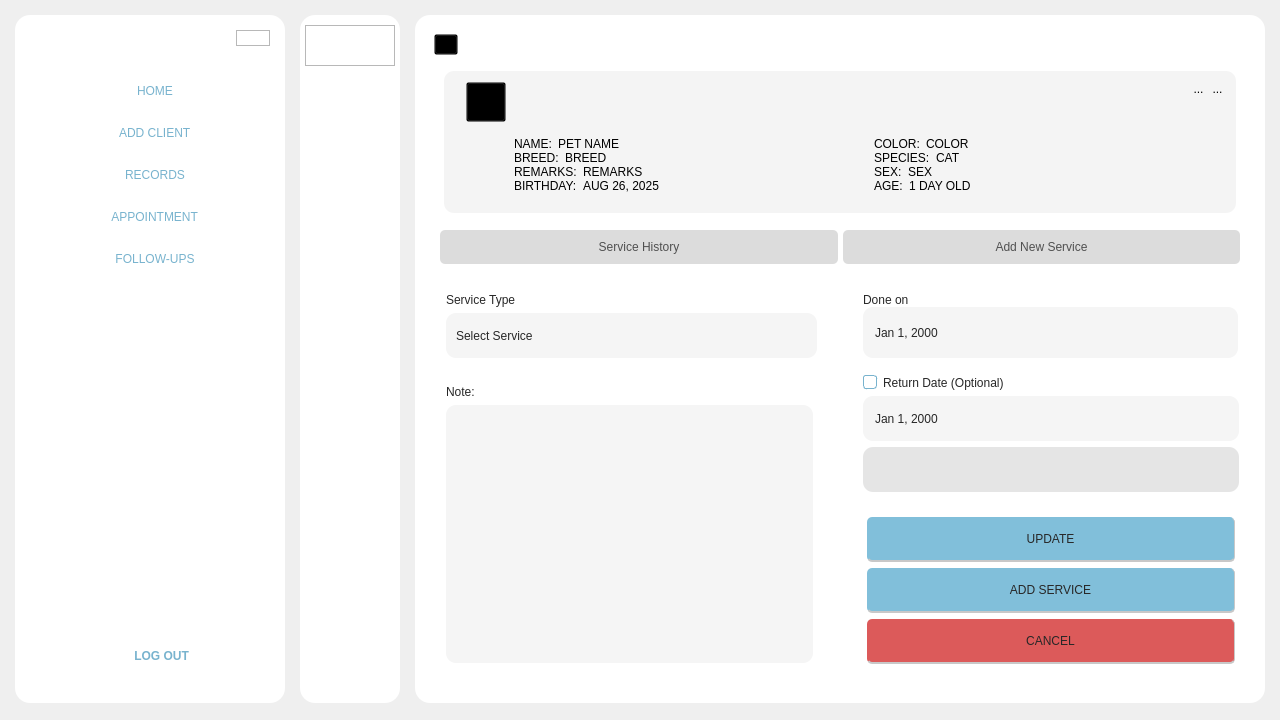
Old version of the form Desktop_Application/Frontend/Home.ui in the repository DreddVDomasian/Petmate-Desktop-Application.
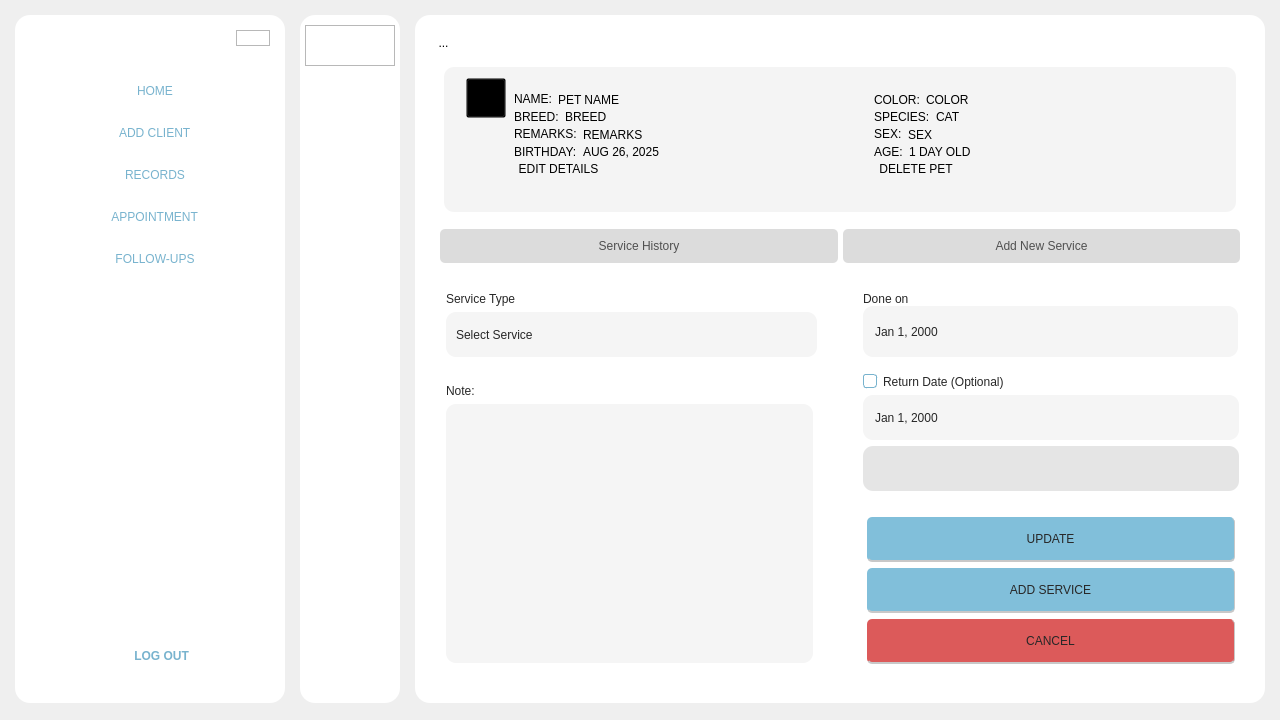
New version of the form. The open tabs and pages were chosen to show the change. Icons and pictures are not drawn.

Commit message:
Update UI for patient and pet profile actions
Refactored Home.ui and PatientCard.ui to improve layout and styling, added new icons for edit and delete actions, and updated resource files accordingly. Enhanced button appearance and replaced UpdateIcon with EditProfile icon for edit actions, and introduced separate delete icons for better clarity.

```diff
--- a/Desktop_Application/Frontend/Home.ui
+++ b/Desktop_Application/Frontend/Home.ui
@@ -6207,7 +6207,8 @@
                     <cursorShape>PointingHandCursor</cursorShape>
                    </property>
                    <property name="styleSheet">
-                    <string notr="true">background:transparent;</string>
+                    <string notr="true">background-color:transparent;
+border:none;</string>
                    </property>
                    <property name="text">
                     <string>...</string>
@@ -6279,7 +6280,7 @@
                            <number>0</number>
                           </property>
                           <property name="bottomMargin">
-                           <number>10</number>
+                           <number>50</number>
                           </property>
                           <item alignment="Qt::AlignTop">
                            <widget class="QFrame" name="frame_17">
@@ -6358,6 +6359,21 @@
                              <enum>QFrame::Raised</enum>
                             </property>
                             <layout class="QVBoxLayout" name="verticalLayout_26">
+                             <property name="spacing">
+                              <number>0</number>
+                             </property>
+                             <property name="leftMargin">
+                              <number>0</number>
+                             </property>
+                             <property name="topMargin">
+                              <number>0</number>
+                             </property>
+                             <property name="rightMargin">
+                              <number>0</number>
+                             </property>
+                             <property name="bottomMargin">
+                              <number>0</number>
+                             </property>
                              <item>
                               <widget class="QLabel" name="petProfileIcon">
                                <property name="maximumSize">
@@ -6409,7 +6425,7 @@
                          </property>
                          <layout class="QVBoxLayout" name="verticalLayout_25">
                           <property name="spacing">
-                           <number>40</number>
+                           <number>0</number>
                           </property>
                           <property name="leftMargin">
                            <number>0</number>
@@ -6457,76 +6473,6 @@
                              <property name="bottomMargin">
                               <number>0</number>
                              </property>
-                             <item alignment="Qt::AlignRight">
-                              <widget class="QFrame" name="frame_57">
-                               <property name="styleSheet">
-                                <string notr="true">background:transparent;</string>
-                               </property>
-                               <property name="frameShape">
-                                <enum>QFrame::StyledPanel</enum>
-                               </property>
-                               <property name="frameShadow">
-                                <enum>QFrame::Raised</enum>
-                               </property>
-                               <layout class="QHBoxLayout" name="horizontalLayout_58">
-                                <property name="spacing">
-                                 <number>0</number>
-                                </property>
-                                <property name="leftMargin">
-                                 <number>0</number>
-                                </property>
-                                <property name="topMargin">
-                                 <number>0</number>
-                                </property>
-                                <property name="rightMargin">
-                                 <number>0</number>
-                                </property>
-                                <property name="bottomMargin">
-                                 <number>0</number>
-                                </property>
-                                <item>
-                                 <widget class="QToolButton" name="petProfileEditBtn">
-                                  <property name="styleSheet">
-                                   <string notr="true">background:transparent;</string>
-                                  </property>
-                                  <property name="text">
-                                   <string>...</string>
-                                  </property>
-                                  <property name="icon">
-                                   <iconset resource="resource.qrc">
-                                    <normaloff>:/Icons/Icons/UpdateIcon.png</normaloff>:/Icons/Icons/UpdateIcon.png</iconset>
-                                  </property>
-                                  <property name="iconSize">
-                                   <size>
-                                    <width>25</width>
-                                    <height>25</height>
-                                   </size>
-                                  </property>
-                                 </widget>
-                                </item>
-                                <item>
-                                 <widget class="QToolButton" name="petProfileDeleteBtn">
-                                  <property name="styleSheet">
-                                   <string notr="true">background:transparent;</string>
-                                  </property>
-                                  <property name="text">
-                                   <string>...</string>
-                                  </property>
-                                  <property name="icon">
-                                   <iconset resource="resource.qrc">
-                                    <normaloff>:/Icons/Icons/delete.png</normaloff>:/Icons/Icons/delete.png</iconset>
-                                  </property>
-                                  <property name="iconSize">
-                                   <size>
-                                    <width>25</width>
-                                    <height>25</height>
-                                   </size>
-                                  </property>
-                                 </widget>
-                                </item>
-                               </layout>
-                              </widget>
-                             </item>
                             </layout>
                            </widget>
                           </item>
@@ -6549,13 +6495,13 @@
                               <number>0</number>
                              </property>
                              <property name="topMargin">
-                              <number>0</number>
+                              <number>15</number>
                              </property>
                              <property name="rightMargin">
                               <number>0</number>
                              </property>
                              <property name="bottomMargin">
-                              <number>0</number>
+                              <number>15</number>
                              </property>
                              <item>
                               <widget class="QFrame" name="frame_11">
@@ -6784,9 +6730,6 @@
                                      <property name="text">
                                       <string>REMARKS</string>
                                      </property>
-                                     <property name="alignment">
-                                      <set>Qt::AlignLeading|Qt::AlignLeft|Qt::AlignTop</set>
-                                     </property>
                                      <property name="wordWrap">
                                       <bool>true</bool>
                                      </property>
@@ -6855,6 +6798,58 @@
                                   </layout>
                                  </widget>
                                 </item>
+                                <item alignment="Qt::AlignLeft">
+                                 <widget class="QFrame" name="frame_56">
+                                  <property name="frameShape">
+                                   <enum>QFrame::StyledPanel</enum>
+                                  </property>
+                                  <property name="frameShadow">
+                                   <enum>QFrame::Raised</enum>
+                                  </property>
+                                  <layout class="QHBoxLayout" name="horizontalLayout_80">
+                                   <property name="spacing">
+                                    <number>0</number>
+                                   </property>
+                                   <property name="leftMargin">
+                                    <number>0</number>
+                                   </property>
+                                   <property name="topMargin">
+                                    <number>0</number>
+                                   </property>
+                                   <property name="rightMargin">
+                                    <number>0</number>
+                                   </property>
+                                   <property name="bottomMargin">
+                                    <number>0</number>
+                                   </property>
+                                   <item>
+                                    <widget class="QToolButton" name="petProfileEditBtn">
+                                     <property name="styleSheet">
+                                      <string notr="true">font: 87 13pt &quot;Montserrat Black&quot;;
+color:rgb(0, 0, 0);
+background:transparent;</string>
+                                     </property>
+                                     <property name="text">
+                                      <string>EDIT DETAILS</string>
+                                     </property>
+                                     <property name="icon">
+                                      <iconset resource="resource.qrc">
+                                       <normaloff>:/Icons/Icons/editPeDetails.png</normaloff>:/Icons/Icons/editPeDetails.png</iconset>
+                                     </property>
+                                     <property name="iconSize">
+                                      <size>
+                                       <width>25</width>
+                                       <height>25</height>
+                                      </size>
+                                     </property>
+                                     <property name="toolButtonStyle">
+                                      <enum>Qt::ToolButtonTextBesideIcon</enum>
+                                     </property>
+                                    </widget>
+                                   </item>
+                                  </layout>
+                                 </widget>
+                                </item>
                                </layout>
                               </widget>
                              </item>
@@ -7171,12 +7166,94 @@
                                   </layout>
                                  </widget>
                                 </item>
+                                <item alignment="Qt::AlignLeft">
+                                 <widget class="QFrame" name="frame_58">
+                                  <property name="frameShape">
+                                   <enum>QFrame::StyledPanel</enum>
+                                  </property>
+                                  <property name="frameShadow">
+                                   <enum>QFrame::Raised</enum>
+                                  </property>
+                                  <layout class="QHBoxLayout" name="horizontalLayout_81">
+                                   <property name="spacing">
+                                    <number>0</number>
+                                   </property>
+                                   <property name="leftMargin">
+                                    <number>0</number>
+                                   </property>
+                                   <property name="topMargin">
+                                    <number>0</number>
+                                   </property>
+                                   <property name="rightMargin">
+                                    <number>0</number>
+                                   </property>
+                                   <property name="bottomMargin">
+                                    <number>0</number>
+                                   </property>
+                                   <item>
+                                    <widget class="QToolButton" name="petProfileDeleteBtn">
+                                     <property name="styleSheet">
+                                      <string notr="true">font: 87 13pt &quot;Montserrat Black&quot;;
+color:rgb(0, 0, 0);
+background:transparent;</string>
+                                     </property>
+                                     <property name="text">
+                                      <string>DELETE PET</string>
+                                     </property>
+                                     <property name="icon">
+                                      <iconset resource="resource.qrc">
+                                       <normaloff>:/Icons/Icons/deleteBlack.png</normaloff>:/Icons/Icons/deleteBlack.png</iconset>
+                                     </property>
+                                     <property name="iconSize">
+                                      <size>
+                                       <width>30</width>
+                                       <height>30</height>
+                                      </size>
+                                     </property>
+                                     <property name="toolButtonStyle">
+                                      <enum>Qt::ToolButtonTextBesideIcon</enum>
+                                     </property>
+                                    </widget>
+                                   </item>
+                                  </layout>
+                                 </widget>
+                                </item>
                                </layout>
                               </widget>
                              </item>
                             </layout>
                            </widget>
                           </item>
+                          <item>
+                           <widget class="QFrame" name="frame_57">
+                            <property name="styleSheet">
+                             <string notr="true">background:transparent;</string>
+                            </property>
+                            <property name="frameShape">
+                             <enum>QFrame::StyledPanel</enum>
+                            </property>
+                            <property name="frameShadow">
+                             <enum>QFrame::Raised</enum>
+                            </property>
+                            <layout class="QHBoxLayout" name="horizontalLayout_58">
+                             <property name="spacing">
+                              <number>0</number>
+                             </property>
+                             <property name="leftMargin">
+                              <number>0</number>
+                             </property>
+                             <property name="topMargin">
+                              <number>0</number>
+                             </property>
+                             <property name="rightMargin">
+                              <number>0</number>
+                             </property>
+                             <property name="bottomMargin">
+                              <number>0</number>
+                             </property>
+                            </layout>
+                           </widget>
+                          </item>
                          </layout>
                         </widget>
                        </item>
```
Left out of the diff: 82 changed lines with no effect on the pictures. The commit also changes 14 other files.
